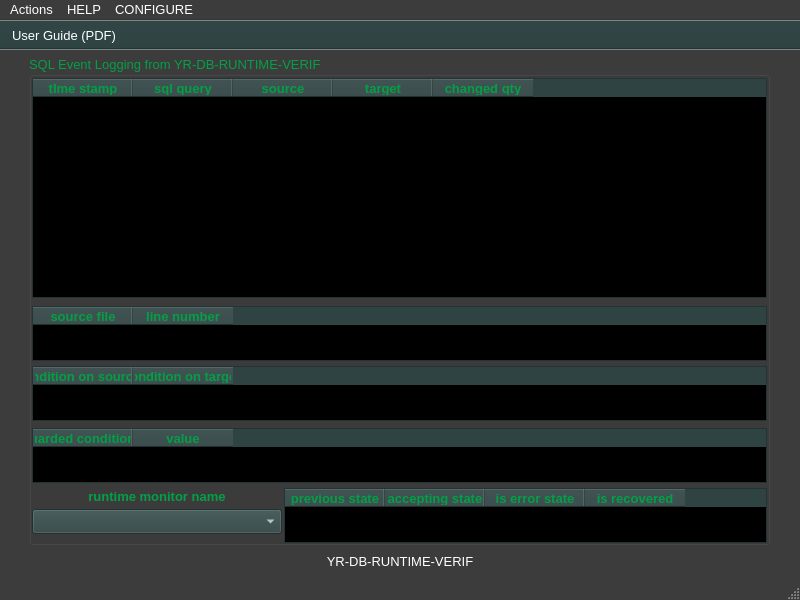
The window that ui/yr-db-runtime-verif-main-window.ui (yerothd/yr-db-runtime-verif) describes before a commit, drawn with Qt 5.
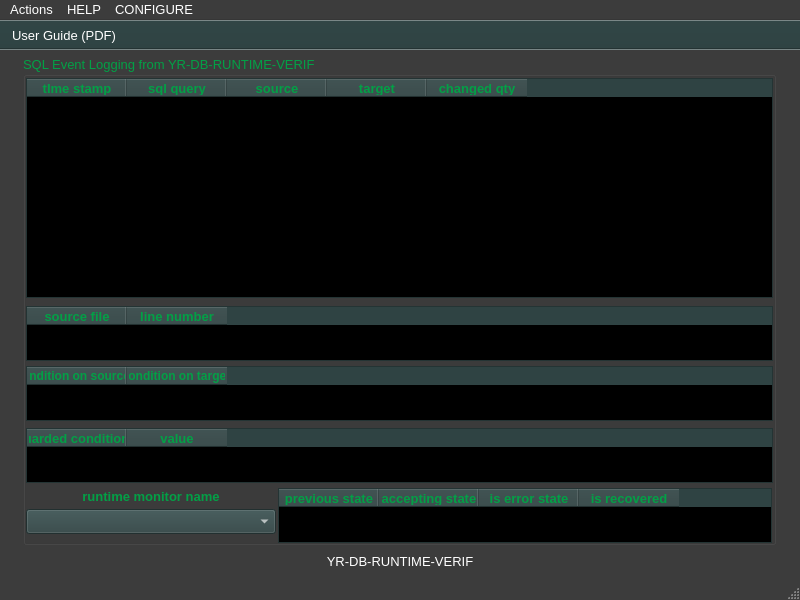
The same window after the commit. Icons and pictures are not drawn. Custom widgets are drawn as their Qt base class.

The edit to the form file:
```diff
--- a/ui/yr-db-runtime-verif-main-window.ui
+++ b/ui/yr-db-runtime-verif-main-window.ui
@@ -651,9 +651,9 @@
     </property>
     <property name="geometry">
      <rect>
-      <x>29</x>
+      <x>23</x>
       <y>6</y>
-      <width>741</width>
+      <width>753</width>
       <height>489</height>
      </rect>
     </property>
@@ -766,7 +766,7 @@
       <rect>
        <x>3</x>
        <y>22</y>
-       <width>735</width>
+       <width>747</width>
        <height>220</height>
       </rect>
      </property>
@@ -1357,7 +1357,7 @@
       <rect>
        <x>3</x>
        <y>310</y>
-       <width>735</width>
+       <width>747</width>
        <height>55</height>
       </rect>
      </property>
@@ -1857,6 +1857,13 @@
        </disabled>
       </palette>
      </property>
+     <property name="font">
+      <font>
+       <pointsize>9</pointsize>
+       <weight>50</weight>
+       <bold>false</bold>
+      </font>
+     </property>
      <property name="editTriggers">
       <set>QAbstractItemView::NoEditTriggers</set>
      </property>
@@ -1906,7 +1913,7 @@
       <rect>
        <x>3</x>
        <y>372</y>
-       <width>735</width>
+       <width>747</width>
        <height>55</height>
       </rect>
      </property>
@@ -2406,6 +2413,13 @@
        </disabled>
       </palette>
      </property>
+     <property name="font">
+      <font>
+       <pointsize>10</pointsize>
+       <weight>50</weight>
+       <bold>false</bold>
+      </font>
+     </property>
      <property name="editTriggers">
       <set>QAbstractItemView::NoEditTriggers</set>
      </property>
@@ -2455,7 +2469,7 @@
       <rect>
        <x>255</x>
        <y>432</y>
-       <width>483</width>
+       <width>494</width>
        <height>55</height>
       </rect>
      </property>
@@ -2955,6 +2969,13 @@
        </disabled>
       </palette>
      </property>
+     <property name="font">
+      <font>
+       <pointsize>10</pointsize>
+       <weight>50</weight>
+       <bold>false</bold>
+      </font>
+     </property>
      <property name="editTriggers">
       <set>QAbstractItemView::NoEditTriggers</set>
      </property>
@@ -3504,7 +3525,7 @@
      </property>
      <property name="font">
       <font>
-       <pointsize>10</pointsize>
+       <pointsize>9</pointsize>
        <weight>50</weight>
        <bold>false</bold>
       </font>
@@ -3605,7 +3626,7 @@
       <rect>
        <x>3</x>
        <y>250</y>
-       <width>735</width>
+       <width>747</width>
        <height>55</height>
       </rect>
      </property>
@@ -4105,6 +4126,13 @@
        </disabled>
       </palette>
      </property>
+     <property name="font">
+      <font>
+       <pointsize>10</pointsize>
+       <weight>50</weight>
+       <bold>false</bold>
+      </font>
+     </property>
      <property name="editTriggers">
       <set>QAbstractItemView::NoEditTriggers</set>
      </property>
```
